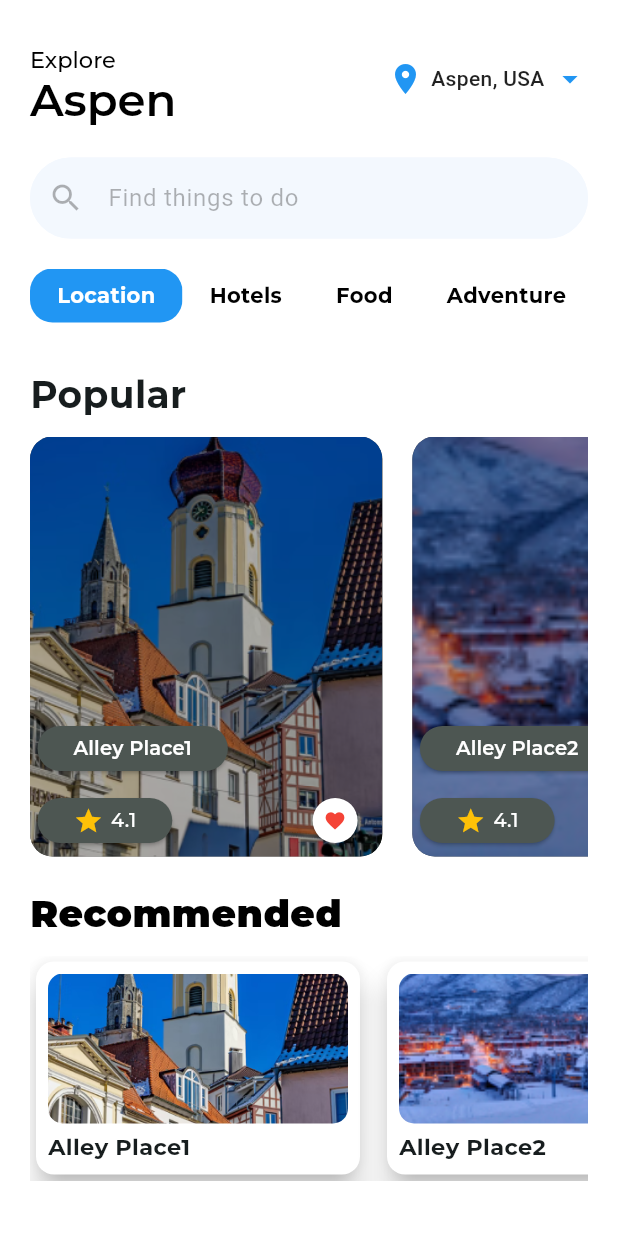
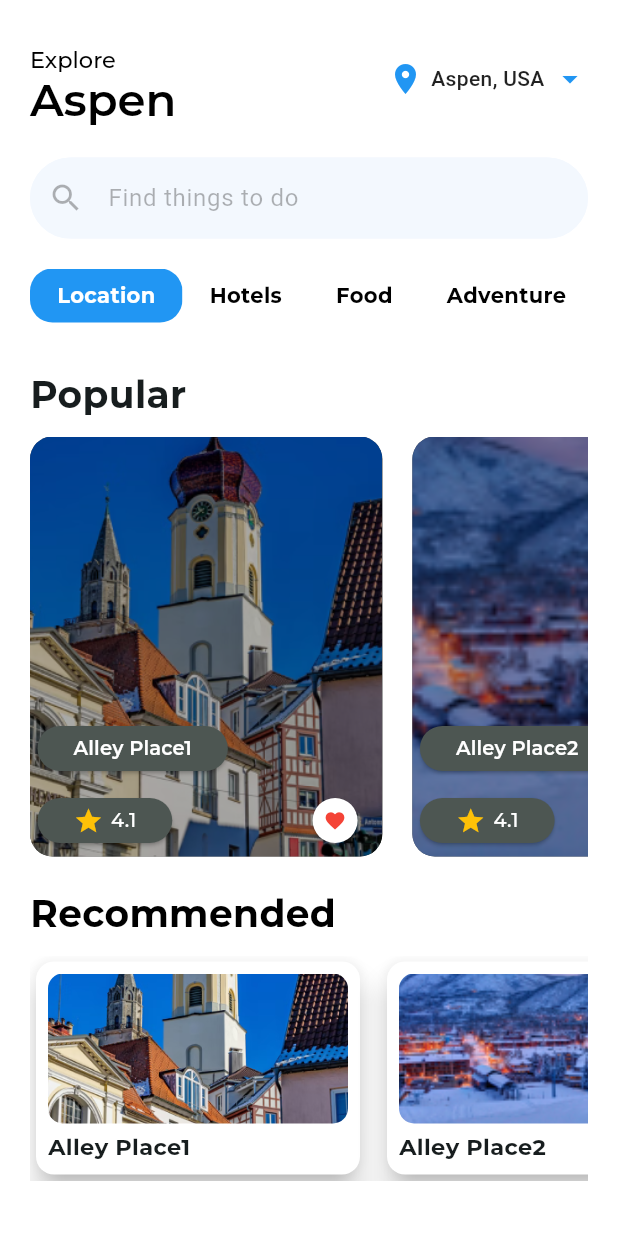
Before and after one commit to BastianZalukhu/Kelompok-1, a Flutter app: the screen it shows after launch, on a phone screen of 412 x 824 dp. Run offline on Flutter 3.47's test engine with Material 3 defaults, Android fonts, the phone set to English and light mode, and no system bars; our stand-ins replace google_fonts.

Commit message:
Font Wight

```diff
--- a/lib/pages/homepage.dart
+++ b/lib/pages/homepage.dart
@@ -51,7 +51,7 @@ class _HomePageState extends State<HomePage> {
                         'Recommended',
                         style: GoogleFonts.montserrat(
                             fontSize: 25,
-                            fontWeight: FontWeight.w900,
+                            fontWeight: FontWeight.w700,
                             color: Colors.black),
                       ),
                     ],
```
